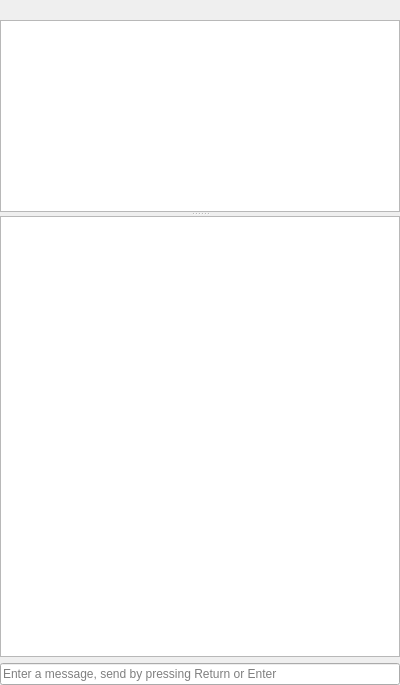
This is Network/IRC/IrcChannelWidget.ui in testmana2/test as Qt 5 draws it before an edit. The edited form follows.
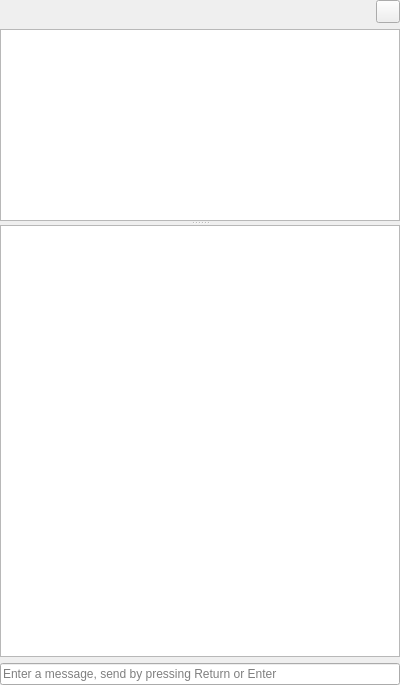
This is the edited form. Custom widgets are drawn as their Qt base class.

Diff of the .ui file:
```diff
--- a/Network/IRC/IrcChannelWidget.ui
+++ b/Network/IRC/IrcChannelWidget.ui
@@ -18,6 +18,8 @@
     <number>0</number>
    </property>
    <item>
+    <layout class="QHBoxLayout" name="horizontalLayout">
+     <item>
     <widget class="QLabel" name="topicLabel">
      <property name="text">
       <string/>
@@ -31,6 +33,18 @@
     </widget>
    </item>
    <item>
+      <widget class="QToolButton" name="editTopicButton">
+       <property name="toolTip">
+        <string>Press to change the topic</string>
+       </property>
+       <property name="text">
+        <string/>
+       </property>
+      </widget>
+     </item>
+    </layout>
+   </item>
+   <item>
     <widget class="QSplitter" name="splitter">
      <property name="orientation">
       <enum>Qt::Vertical</enum>
```
Left out of the diff: 5 changed lines with no effect on the pictures. Lines whose indentation alone changed are shown as unchanged.
